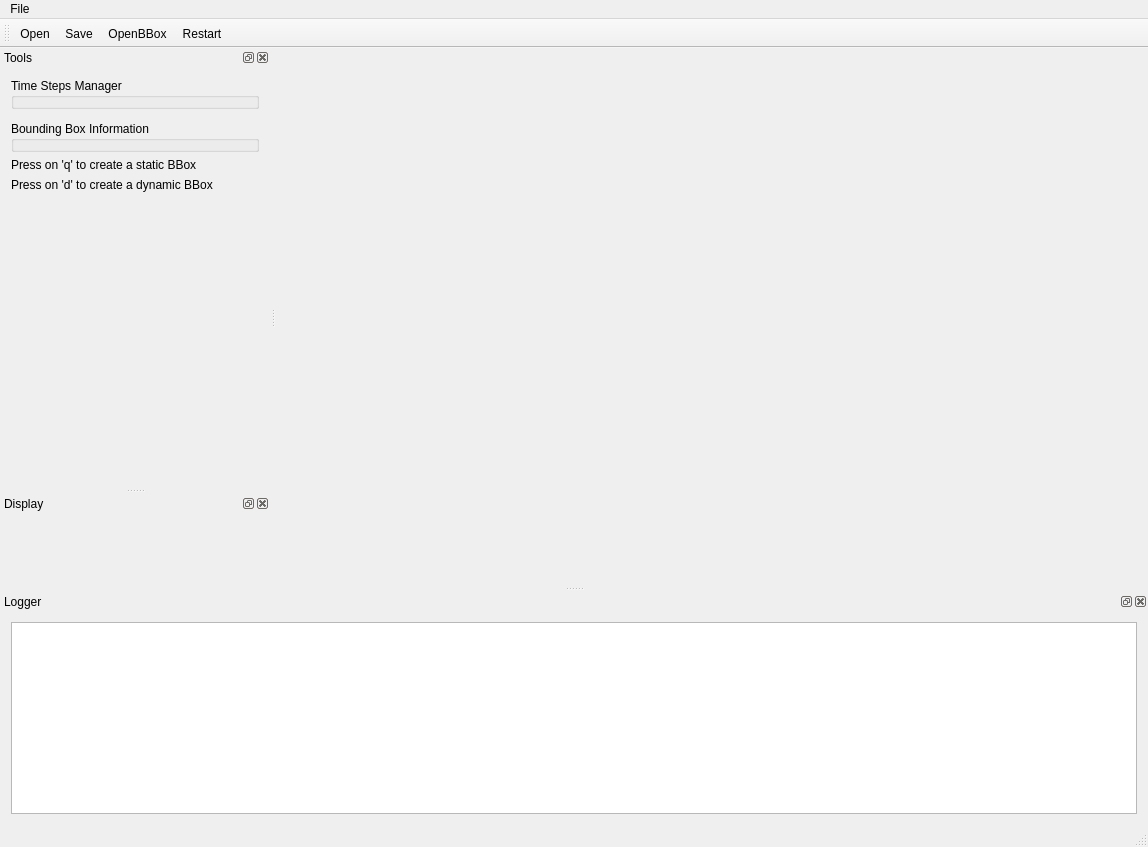
The window that MainWindow.ui (MatthieuZins/BoundingBoxMe) describes before a commit, drawn with Qt 5.
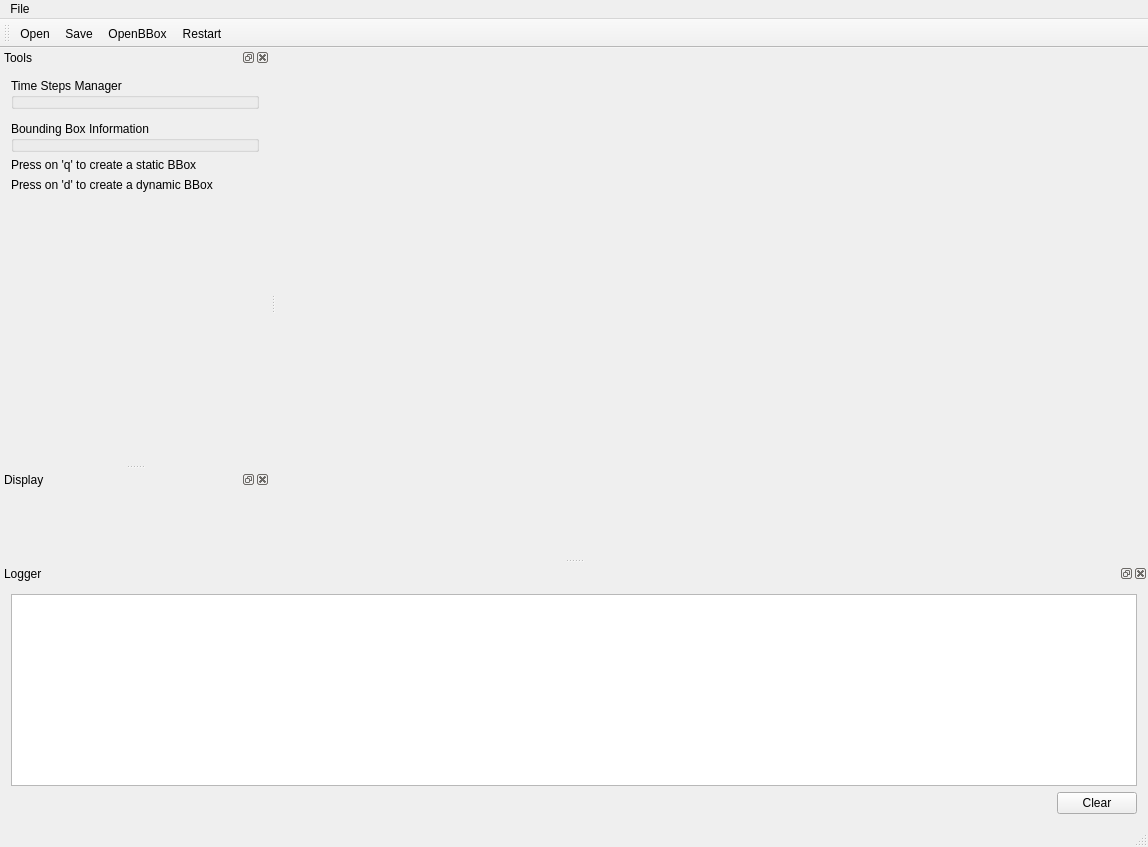
The same window after the commit. Icons and pictures are not drawn. Custom widgets are drawn as their Qt base class.

Commit message: Add button to clear the logger + filter out some msg type from logger

```diff
--- a/MainWindow.ui
+++ b/MainWindow.ui
@@ -161,7 +161,7 @@
    <property name="minimumSize">
     <size>
      <width>200</width>
-     <height>100</height>
+     <height>131</height>
     </size>
    </property>
    <property name="maximumSize">
@@ -170,6 +170,9 @@
      <height>524287</height>
     </size>
    </property>
+   <property name="layoutDirection">
+    <enum>Qt::LeftToRight</enum>
+   </property>
    <property name="floating">
     <bool>false</bool>
    </property>
@@ -191,6 +194,22 @@
        </property>
       </widget>
      </item>
+     <item alignment="Qt::AlignRight">
+      <widget class="QPushButton" name="pushButton_Clear_Logger">
+       <property name="sizePolicy">
+        <sizepolicy hsizetype="Fixed" vsizetype="Fixed">
+         <horstretch>0</horstretch>
+         <verstretch>0</verstretch>
+        </sizepolicy>
+       </property>
+       <property name="layoutDirection">
+        <enum>Qt::LeftToRight</enum>
+       </property>
+       <property name="text">
+        <string>Clear</string>
+       </property>
+      </widget>
+     </item>
     </layout>
    </widget>
   </widget>
```
The commit also changes 4 other files.
